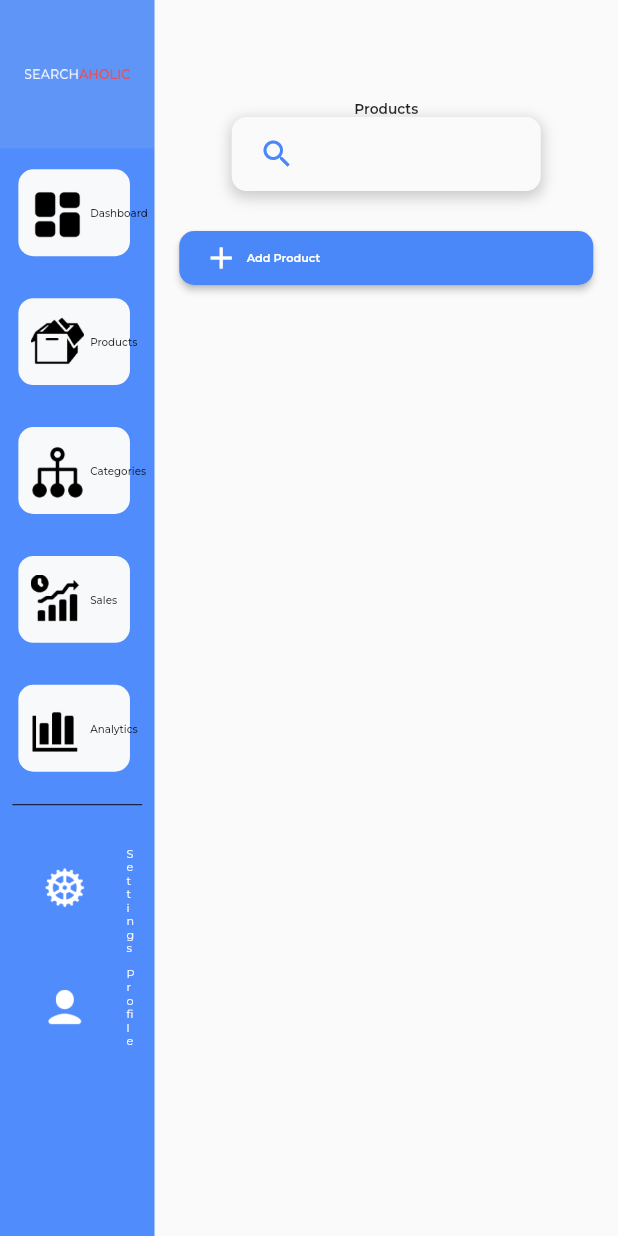
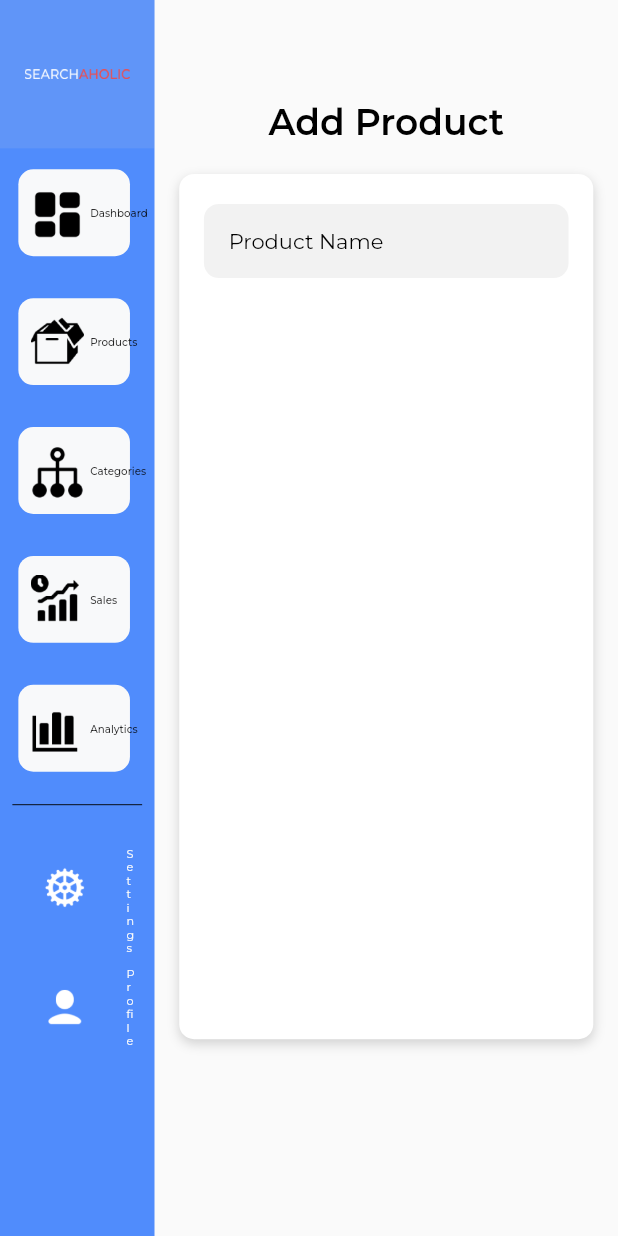
Before and after one commit to mzaeemnasir/Search-A-Holic-FYP, a Flutter app: the Product screen opened directly, after a tap on "Add Product", on a phone screen of 412 x 824 dp. Run offline on Flutter 3.47's test engine with Material 2 defaults, Android fonts, the phone set to English and light mode, and no system bars; our stand-ins replace form_field_validator, google_fonts, rounded_loading_button; missing offline and left inert: desktop_window, firedart.

Commit message:
added addProduct Page

```diff
--- a/lib/addProduct.dart
+++ b/lib/addProduct.dart
@@ -0,0 +1,104 @@
+// Add Product Page
+
+// Path: lib\addProduct.dart
+import 'package:flutter/material.dart';
+import 'package:searchaholic/sidebar.dart';
+import 'imports.dart';
+
+class AddProduct extends StatefulWidget {
+  const AddProduct({Key? key}) : super(key: key);
+
+  @override
+  _AddProduct createState() => _AddProduct();
+}
+
+class _AddProduct extends State<AddProduct> {
+  @override
+  Widget build(BuildContext context) {
+    return Scaffold(
+      body: Row(
+        children: [
+          const Sidebar(),
+          Expanded(
+            child: Padding(
+              padding: EdgeInsets.only(
+                left: MediaQuery.of(context).size.width * 0.04,
+                right: MediaQuery.of(context).size.width * 0.04,
+              ),
+              child: Column(
+                children: [
+                  const Padding(padding: EdgeInsets.only(top: 20)),
+                  Padding(
+                    padding: EdgeInsets.only(
+                      top: MediaQuery.of(context).size.height * 0.057,
+                    ),
+                    child: Text("Add Product",
+                        style: TextStyle(
+                          fontFamily: "Montserrat",
+                          fontWeight: FontWeight.w600,
+                          fontSize: 24,
+                          color: const Color(0xff000000),
+                        )),
+                  ),
+                  const Padding(padding: EdgeInsets.only(top: 20)),
+                  Container(
+                    width: MediaQuery.of(context).size.width * 0.92,
+                    height: MediaQuery.of(context).size.height * 0.7,
+                    decoration: BoxDecoration(
+                      color: const Color(0xffffffff),
+                      borderRadius: BorderRadius.circular(10),
+                      boxShadow: [
+                        BoxShadow(
+                          color: const Color(0x29000000),
+                          offset: Offset(0, 3),
+                          blurRadius: 6,
+                        ),
+                      ],
+                    ),
+                    child: Column(
+                      children: [
+                        const Padding(padding: EdgeInsets.only(top: 20)),
+                        Padding(
+                          padding: EdgeInsets.only(
+                            left: MediaQuery.of(context).size.width * 0.04,
+                            right: MediaQuery.of(context).size.width * 0.04,
+                          ),
+                          child: Container(
+                            width: MediaQuery.of(context).size.width * 0.84,
+                            height: MediaQuery.of(context).size.height * 0.06,
+                            decoration: BoxDecoration(
+                              color: const Color(0xfff2f2f2),
+                              borderRadius: BorderRadius.circular(10),
+                            ),
+                            child: Padding(
+                              padding: EdgeInsets.only(
+                                left: MediaQuery.of(context).size.width * 0.04,
+                              ),
+                              child: TextField(
+                                decoration: InputDecoration(
+                                  border: InputBorder.none,
+                                  hintText: "Product Name",
+                                  hintStyle: TextStyle(
+                                    fontFamily: "Montserrat",
+                                    fontWeight: FontWeight.w400,
+                                    fontSize: 14,
+                                    color: const Color(0xff000000),
+                                  ),
+                                ),
+                              ),
+                            ),
+                          ),
+                        ),
+                        const Padding(padding: EdgeInsets.only(top: 20)),
+                      ],
+                    ),
+                  ),
+                ],
+              ),
+            ),
+          ),
+        ],
+      ),
+    );
+  }
+}
--- a/lib/product.dart
+++ b/lib/product.dart
@@ -2,6 +2,7 @@ import 'dart:convert';
 
 import 'package:firedart/firedart.dart';
 import 'package:firedart/firestore/firestore.dart';
+import 'package:searchaholic/addProduct.dart';
 import 'package:searchaholic/imports.dart';
 import 'package:searchaholic/productCard.dart';
 import 'package:searchaholic/sidebar.dart';
@@ -101,38 +102,38 @@ class _Product extends State<Product> {
                     ),
                   ),
                   Container(
-                    child: Padding(
+                    alignment: Alignment.centerLeft,
+                    child: // Adding Button (Add Product)
+                        Padding(
                       padding: EdgeInsets.only(
-                        top: MediaQuery.of(context).size.height * 0.025,
+                        top: MediaQuery.of(context).size.height * 0.03,
                       ),
+                      child: SizedBox(
+                        width: MediaQuery.of(context).size.width * 0.15,
+                        height: MediaQuery.of(context).size.height * 0.06,
                         child: ElevatedButton(
-                        onPressed: () {
-                          Navigator.pushNamed(context, '/addProduct');
-                        },
                           style: ElevatedButton.styleFrom(
                             primary: const Color.fromARGB(255, 74, 135, 249),
                             shape: RoundedRectangleBorder(
                               borderRadius: BorderRadius.circular(10),
                             ),
                           ),
-                        child: Row(
-                          children: [
-                            const Icon(
-                              Icons.add,
-                              color: Colors.white,
-                            ),
-                            const Padding(padding: EdgeInsets.only(left: 5)),
-                            Text(
+                          onPressed: () {
+                            Navigator.push(
+                                context, // Adding Product
+                                MaterialPageRoute(
+                                    builder: (context) =>
+                                        const AddProduct())).then((value) =>
+                                getProducts()); // Refreshing the Page (R
+                          },
+                          child: const Text(
                             "Add Product",
                             style: TextStyle(
                               fontFamily: "Montserrat",
                               fontWeight: FontWeight.w600,
-                                fontSize:
-                                    MediaQuery.of(context).size.width / 55,
-                                color: Colors.white,
+                              fontSize: 15,
                             ),
                           ),
-                          ],
                         ),
                       ),
                     ),
```
Lines whose indentation alone changed are shown as unchanged.
